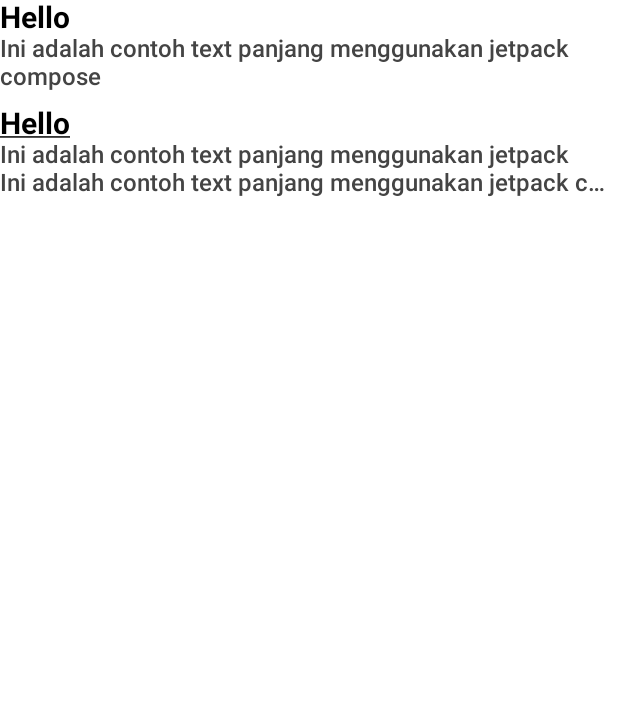
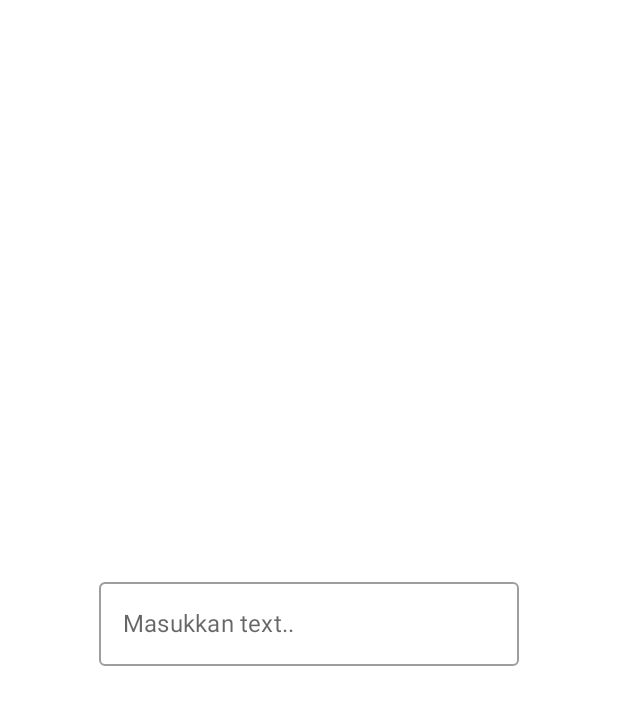
Before and after one commit to GanangSW/Belajar-Jetpack-Compose, an Android app built with Jetpack Compose: the screen it shows after launch (MainActivity), on a phone screen of 412 x 824 dp. Shown: the top 705 px of the screen. Run offline under Robolectric (Android 15) with nearby library versions, the phone set to English and light mode, and no system bars.

```diff
--- a/app/src/main/java/com/gsw/belajarjetpackcompose/MainActivity.kt
+++ b/app/src/main/java/com/gsw/belajarjetpackcompose/MainActivity.kt
@@ -1,17 +1,18 @@
 package com.gsw.belajarjetpackcompose
 
 import android.os.Bundle
+import android.widget.Toast
 import androidx.activity.ComponentActivity
 import androidx.activity.compose.setContent
-import androidx.compose.foundation.layout.Column
-import androidx.compose.foundation.layout.Spacer
-import androidx.compose.foundation.layout.height
-import androidx.compose.material.MaterialTheme
-import androidx.compose.material.Surface
-import androidx.compose.material.Text
+import androidx.compose.foundation.layout.*
+import androidx.compose.material.*
 import androidx.compose.runtime.Composable
+import androidx.compose.runtime.mutableStateOf
+import androidx.compose.runtime.remember
+import androidx.compose.ui.Alignment
 import androidx.compose.ui.Modifier
 import androidx.compose.ui.graphics.Color
+import androidx.compose.ui.platform.LocalContext
 import androidx.compose.ui.text.font.FontWeight
 import androidx.compose.ui.text.style.TextDecoration
 import androidx.compose.ui.text.style.TextOverflow
@@ -36,47 +37,49 @@ class MainActivity : ComponentActivity() {
 
 @Composable
 fun Greeting() {
-    Column {
-//        simple text
-        Text(
-            text = "Hello",
-            color = Color.Black,
-            fontSize = 20.sp,
-            fontWeight = FontWeight.Bold
+    val inputText = remember {
+        mutableStateOf("")
+    }
+//    TextField(value = inputText.value, onValueChange = {
+//        inputText.value = it
+//    })
+
+    Column(
+        verticalArrangement = Arrangement.Center,
+        horizontalAlignment = Alignment.CenterHorizontally,
+        modifier = Modifier.fillMaxSize()
+    ) {
+//        hint textfield
+        /*TextField(
+            value = inputText.value,
+            onValueChange = {
+                inputText.value = it
+            },
+            placeholder = {
+                Text(text = "Masukkan text..")
+            }
         )
-//        text panjang
-        val text = "Ini adalah contoh text panjang menggunakan jetpack compose"
-        Text(
-            text = text,
-            color = Color.DarkGray,
-            fontSize = 16.sp,
-            fontWeight = FontWeight.Medium
-        )
-        Spacer(modifier = Modifier.height(10.dp))
-//        text underline
-        Text(
-            text = "Hello",
-            color = Color.Black,
-            fontSize = 20.sp,
-            fontWeight = FontWeight.Bold,
-            textDecoration = TextDecoration.Underline
-        )
-//        text panjang maxline 1
-        Text(
-            text = text,
-            color = Color.DarkGray,
-            fontSize = 16.sp,
-            fontWeight = FontWeight.Medium,
-            maxLines = 1
-        )
-//        text panjang dengan akhiran titik-titik
-        Text(
-            text = text,
-            color = Color.DarkGray,
-            fontSize = 16.sp,
-            fontWeight = FontWeight.Medium,
-            maxLines = 1,
-            overflow = TextOverflow.Ellipsis
+        Spacer(modifier = Modifier.height(5.dp))*/
+//        label textfield
+        /*TextField(
+            value = inputText.value,
+            onValueChange = {
+                inputText.value = it
+            },
+            label = {
+                Text(text = "Masukkan text..")
+            }
+        )*/
+
+//        outline textfield
+        OutlinedTextField(
+            value = inputText.value,
+            onValueChange = {
+                inputText.value = it
+            },
+            label = {
+                Text(text = "Masukkan text..")
+            }
         )
     }
 }
```
